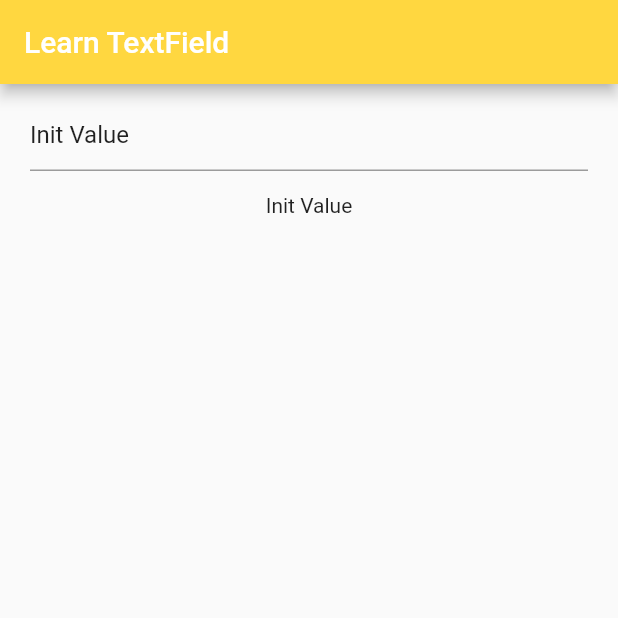
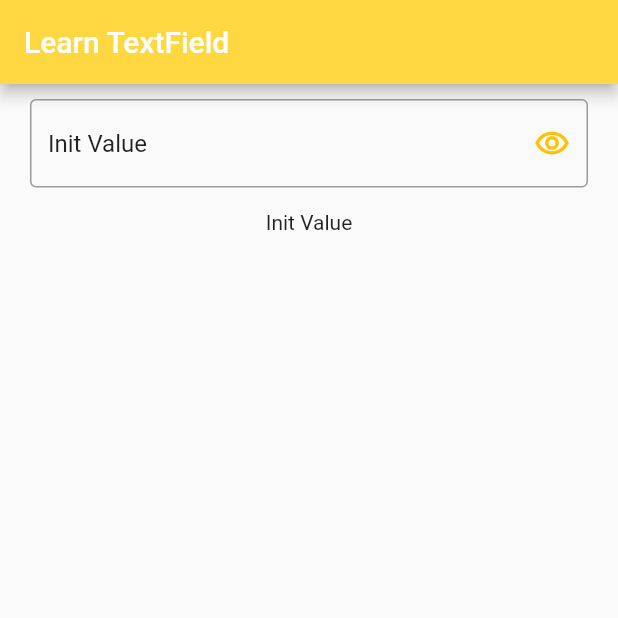
Before and after one commit to DeniJuly/Learn-Flutter, a Flutter app: the screen it shows after launch, on a phone screen of 412 x 824 dp, the top half of it. Run offline on Flutter 3.47's test engine with Material 2 defaults, Android fonts, the phone set to English and light mode, and no system bars.

Commit message:
text field decoration

```diff
--- a/textfield/lib/main.dart
+++ b/textfield/lib/main.dart
@@ -11,6 +11,7 @@ class MyApp extends StatefulWidget {
 
 class _MyAppState extends State<MyApp> {
   TextEditingController controller = TextEditingController(text: 'Init Value');
+  bool showPassword = false;
   @override
   Widget build(BuildContext context) {
     return Scaffold(
@@ -23,6 +24,16 @@ class _MyAppState extends State<MyApp> {
         child: Column(
           children: [
             TextField(
+              decoration: new InputDecoration(
+                border: OutlineInputBorder(),
+                focusedBorder: OutlineInputBorder(borderSide: BorderSide(color: Colors.amber)),
+                suffixIcon: IconButton(icon: Icon(Icons.remove_red_eye_outlined, color: Colors.amber,),onPressed: (){
+                  setState(() {
+                    showPassword = !showPassword;
+                  });
+                },)
+              ),
+              obscureText: showPassword,
               onChanged: (value) {
                 setState(() {});
               },
```
